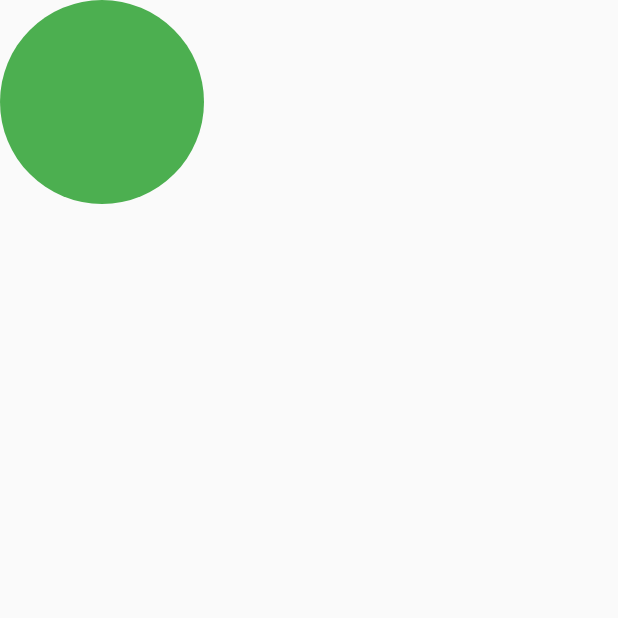
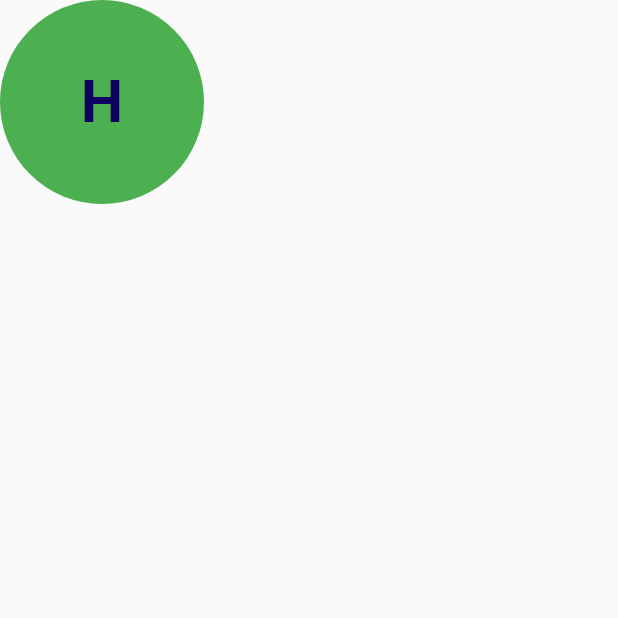
Before and after one commit to baimamboukar/heldis, a Flutter app: the Welcome screen opened directly, on a phone screen of 412 x 824 dp, the top half of it. Run offline on Flutter 3.47's test engine with Material 2 defaults, Android fonts, the phone set to English and light mode, and no system bars; our stand-ins replace firebase_core, flutter_riverpod, google_fonts, line_icons; accounts and stored records are empty.

Commit message:
heldis logo

```diff
--- a/lib/screens/welcome.dart
+++ b/lib/screens/welcome.dart
@@ -15,6 +15,11 @@ class Welcome extends StatelessWidget {
           CircleAvatar(
             radius: 68.0,
             backgroundColor: Palette.success,
+            child: Text(
+              "H",
+              style: Styles.designText(
+                  color: Palette.primary, size: 40, bold: true),
+            ),
           )
         ],
       ),
```
